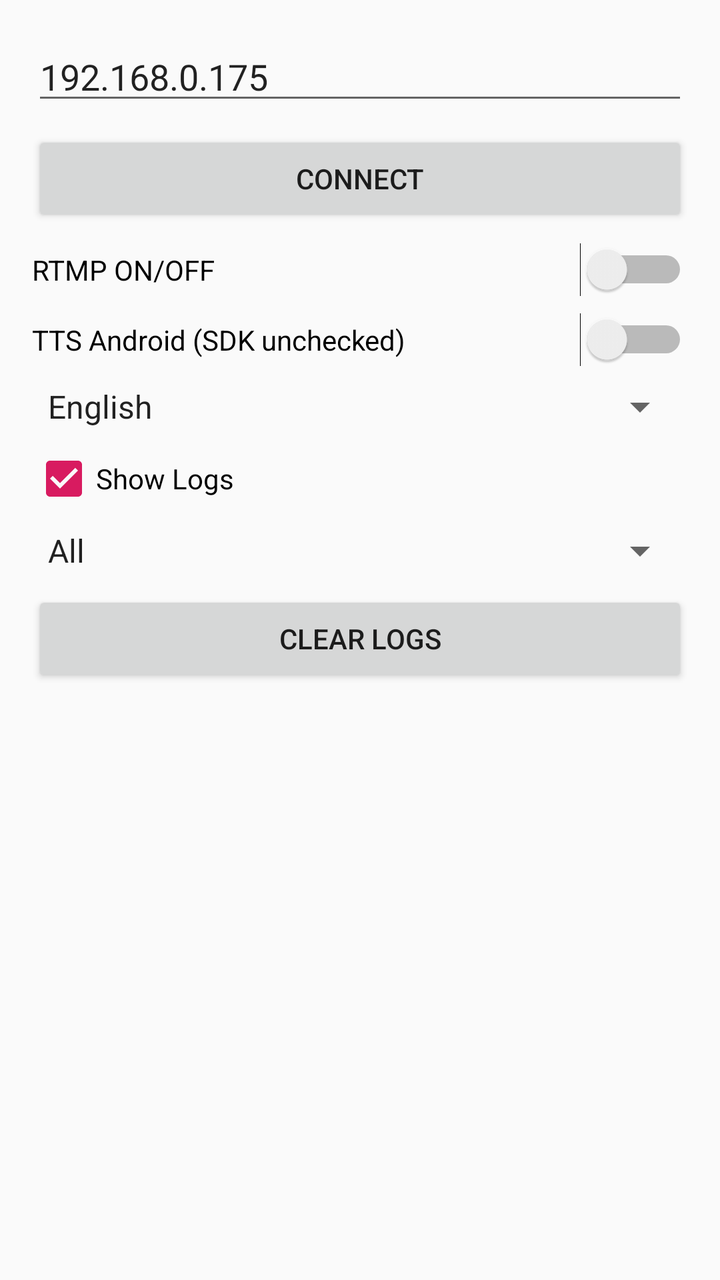
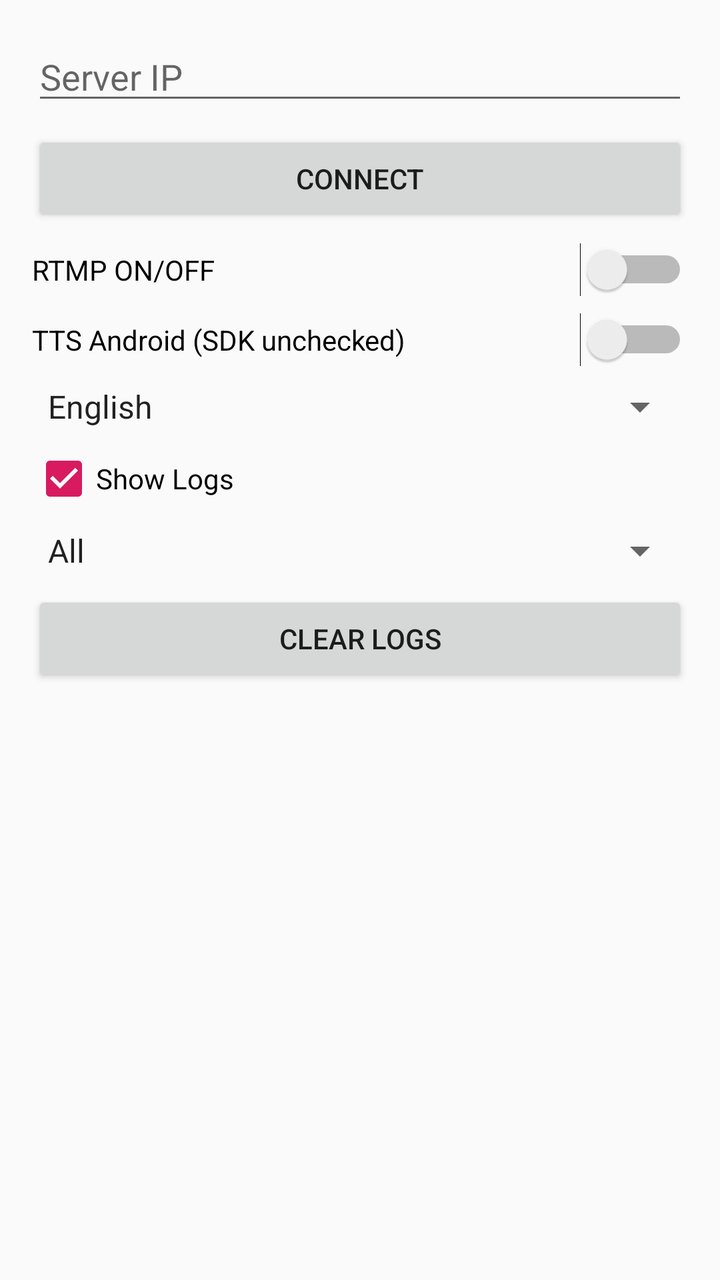

Screens rendered from an Android XML layout before and after an edit, with the pre-edit source and the edit as a unified diff.
<!-- AndroidManifest.xml: application theme AppTheme -->
<!-- res/layout/activity_main.xml -->
<?xml version="1.0" encoding="utf-8"?>
<LinearLayout xmlns:android="http://schemas.android.com/apk/res/android"
    android:orientation="vertical" android:layout_width="match_parent"
    android:layout_height="match_parent" android:padding="16dp">

    <EditText
        android:id="@+id/editTextIp"
        android:layout_width="match_parent"
        android:layout_height="wrap_content"
        android:layout_marginTop="0dp"
        android:hint="Enter broker IP"
        android:inputType="textUri"
        android:text="192.168.0.175" />

    <Button
        android:id="@+id/buttonConnect"
        android:layout_width="match_parent"
        android:layout_height="wrap_content"
        android:text="Connect"
        android:layout_marginTop="8dp" />

    <Switch
        android:id="@+id/switchRtmp"
        android:layout_width="match_parent"
        android:layout_height="wrap_content"
        android:layout_marginTop="8dp"
        android:text="RTMP ON/OFF"/>

    <Switch
        android:id="@+id/switchTtsType"
        android:layout_width="match_parent"
        android:layout_height="wrap_content"
        android:layout_marginTop="8dp"
        android:text="TTS Android (SDK unchecked)" />

    <Spinner
        android:id="@+id/spinnerLanguage"
        android:layout_width="match_parent"
        android:layout_height="wrap_content"
        android:layout_marginTop="8dp"
        android:entries="@array/language_array" />

    <CheckBox
        android:id="@+id/checkBoxShowLogs"
        android:layout_width="match_parent"
        android:layout_height="wrap_content"
        android:layout_marginTop="8dp"
        android:text="Show Logs"
        android:checked="true" />

    <Spinner
        android:id="@+id/spinnerTopics"
        android:layout_width="match_parent"
        android:layout_height="wrap_content"
        android:layout_marginTop="8dp"
        android:entries="@array/topics_array" />

    <Button
        android:id="@+id/buttonClear"
        android:layout_width="match_parent"
        android:layout_height="wrap_content"
        android:text="Clear Logs"
        android:layout_marginTop="8dp" />

    <LinearLayout
        android:layout_width="match_parent"
        android:layout_height="0dp"
        android:layout_weight="1"
        android:orientation="horizontal"
        android:layout_marginTop="12dp">

        <ScrollView
            android:id="@+id/scrollView"
            android:layout_width="0dp"
            android:layout_height="match_parent"
            android:layout_weight="1"
            android:layout_marginEnd="8dp">

            <TextView
                android:id="@+id/textViewMessages"
                android:layout_width="match_parent"
                android:layout_height="wrap_content"
                android:text=""
                android:textIsSelectable="true" />
        </ScrollView>

        <SurfaceView
            android:id="@+id/surfaceViewPreview"
            android:layout_width="0dp"
            android:layout_height="match_parent"
            android:layout_weight="1"
            android:visibility="gone" />

    </LinearLayout>
</LinearLayout>
<!-- resources referenced by this layout -->
<resources>
  <string-array name="language_array">
          <item>English</item>
          <item>Portuguese</item>
          <item>Spanish</item>
          <item>French</item>
          <item>German</item>
          <item>Italian</item>
          <item>Chinese</item>
          <item>Japanese</item>
          <item>Korean</item>
          <item>Russian</item>
      </string-array>
  <string-array name="topics_array">
          <item>All</item>
          <item>sanbot/ir</item>
          <item>sanbot/battery</item>
          <item>sanbot/touch</item>
          <item>sanbot/pir</item>
          <item>sanbot/voice_angle</item>
          <item>sanbot/info</item>
          <item>sanbot/obstacle</item>
          <item>sanbot/imu</item>
          <item>sanbot/speech</item>
          <item>ros/light</item>
          <item>ros/move</item>
          <item>ros/joints</item>
          <item>ros/led</item>
          <item>ros/speak</item>
      </string-array>
  <style name="AppTheme" parent="Theme.AppCompat.Light.NoActionBar">
          
          <item name="colorPrimary">@color/colorPrimary</item>
          <item name="colorPrimaryDark">@color/colorPrimaryDark</item>
          <item name="colorAccent">@color/colorAccent</item>
      </style>
  <color name="colorPrimary">#008577</color>
  <color name="colorPrimaryDark">#00574B</color>
  <color name="colorAccent">#D81B60</color>
</resources>

<!-- the commit's change to res/layout/activity_main.xml (unified diff, before → after) -->
@@ -8,9 +8,8 @@
         android:layout_width="match_parent"
         android:layout_height="wrap_content"
         android:layout_marginTop="0dp"
-        android:hint="Enter broker IP"
-        android:inputType="textUri"
-        android:text="192.168.0.175" />
+        android:hint="Server IP"
+        android:inputType="textUri" />
 
     <Button
         android:id="@+id/buttonConnect"
